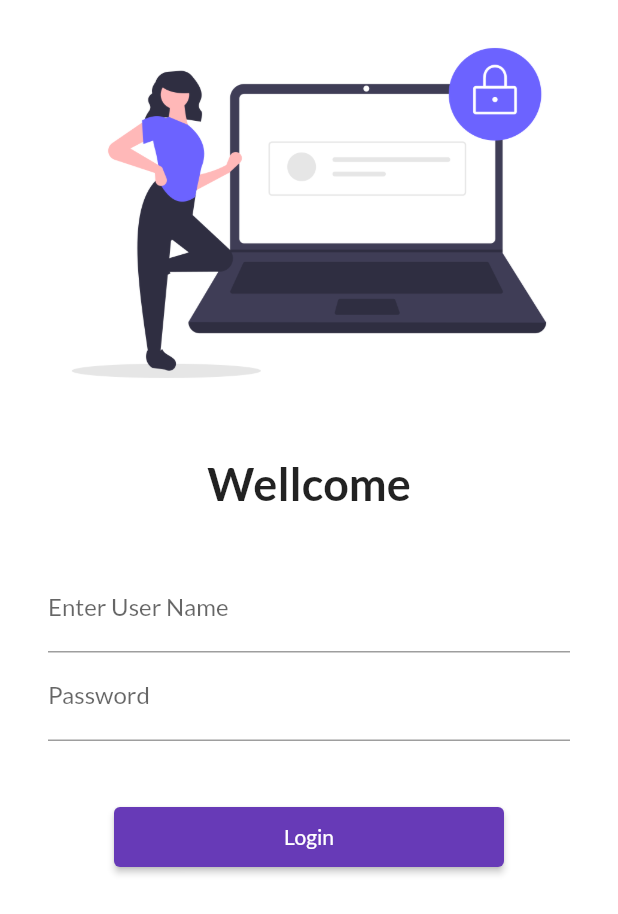
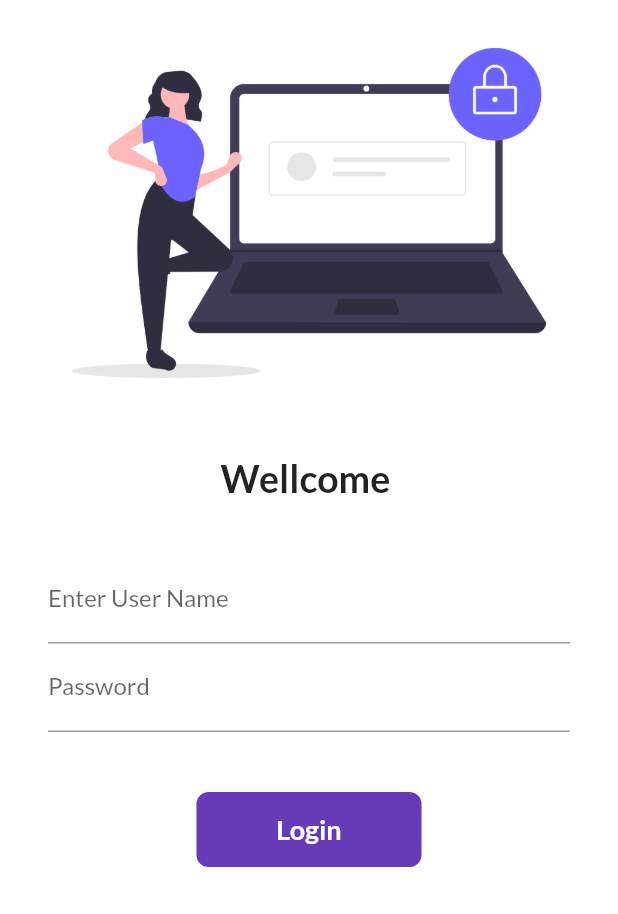
Before and after one commit to iamMD/30Daysofflutter, a Flutter app: the screen it shows after launch, on a phone screen of 412 x 824 dp. Shown: the top 914 px of the screen. Run offline on Flutter 3.47's test engine with Material 2 defaults, Android fonts, the phone set to English and light mode, and no system bars; our stand-ins replace google_fonts.

Commit message:
day6 completed

```diff
--- a/lib/pages/login_page.dart
+++ b/lib/pages/login_page.dart
@@ -1,9 +1,16 @@
 import 'package:catelog_app/utils/routes.dart';
 import 'package:flutter/material.dart';
 
-class LoginPage extends StatelessWidget {
+class LoginPage extends StatefulWidget {
   const LoginPage({Key? key}) : super(key: key);
 
+  @override
+  State<LoginPage> createState() => _LoginPageState();
+}
+
+class _LoginPageState extends State<LoginPage> {
+  String name = "";
+  bool changeButton = false;
   @override
   Widget build(BuildContext context) {
     return Material(
@@ -18,9 +25,10 @@
               const SizedBox(
                 height: 20.0,
               ),
-              const Text(
-                "Wellcome",
-                style: TextStyle(fontSize: 30, fontWeight: FontWeight.bold),
+              Text(
+                "Wellcome $name",
+                style:
+                    const TextStyle(fontSize: 25, fontWeight: FontWeight.bold),
               ),
               const SizedBox(
                 height: 20.0,
@@ -37,6 +45,10 @@
                         hintText: "Enter User Name",
                         labelText: "Enter User Name",
                       ),
+                      onChanged: (value) {
+                        name = value;
+                        setState(() {});
+                      },
                     ),
                     TextFormField(
                       obscureText: true,
@@ -48,13 +60,45 @@
                     const SizedBox(
                       height: 40.0,
                     ),
-                    ElevatedButton(
-                      onPressed: () {
+                    InkWell(
+                      onTap: () async {
+                        setState(() {
+                          changeButton = true;
+                        });
+                        await Future.delayed(const Duration(seconds: 1));
                         Navigator.pushNamed(context, MyRoutes.homeRoutes);
                       },
-                      child: const Text("Login"),
-                      style: TextButton.styleFrom(
-                        minimumSize: const Size(260, 40),
+                      child: AnimatedContainer(
+                        duration: const Duration(seconds: 1),
+                        width: changeButton ? 50 : 150,
+                        height: 50,
+                        alignment: Alignment.center,
+                        child: changeButton
+                            ? const Icon(
+                                Icons.done,
+                                color: Colors.white,
+                              )
+                            : const Text(
+                                "Login",
+                                style: TextStyle(
+                                    color: Colors.white,
+                                    fontWeight: FontWeight.bold,
+                                    fontSize: 18),
+                              ),
+                        decoration: BoxDecoration(
+                          color: Colors.deepPurple,
+                          borderRadius:
+                              BorderRadius.circular(changeButton ? 50 : 8),
+                        ),
+                        // ElevatedButton(
+                        //   onPressed: () {
+                        //     Navigator.pushNamed(context, MyRoutes.homeRoutes);
+                        //   },
+                        //   child: const Text("Login"),
+                        //   style: TextButton.styleFrom(
+                        //     minimumSize: const Size(260, 40),
+                        //   ),
+                        // ),
                       ),
                     ),
                   ],
```
